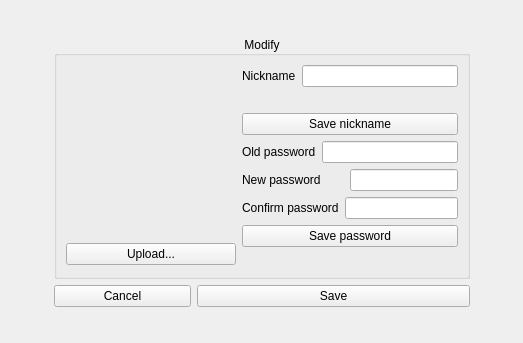
Qt form Client/modify.ui (PolitoTeam/Scriba) before a commit.
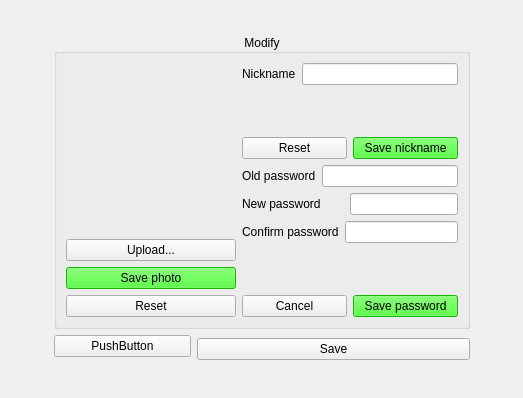
The same form after that commit.

```diff
--- a/Client/modify.ui
+++ b/Client/modify.ui
@@ -7,7 +7,7 @@
     <x>0</x>
     <y>0</y>
     <width>523</width>
-    <height>343</height>
+    <height>398</height>
    </rect>
   </property>
   <property name="windowTitle">
@@ -16,19 +16,6 @@
   <layout class="QGridLayout" name="gridLayout_2">
    <item row="0" column="0">
     <layout class="QGridLayout" name="gridLayout">
-     <item row="4" column="1" colspan="3">
-      <spacer name="verticalSpacer_3">
-       <property name="orientation">
-        <enum>Qt::Vertical</enum>
-       </property>
-       <property name="sizeHint" stdset="0">
-        <size>
-         <width>20</width>
-         <height>40</height>
-        </size>
-       </property>
-      </spacer>
-     </item>
      <item row="1" column="1" colspan="3">
       <widget class="QGroupBox" name="groupBox">
        <property name="sizePolicy">
@@ -78,6 +65,23 @@
             </property>
            </widget>
           </item>
+          <item>
+           <widget class="QPushButton" name="pushButtonSavephoto">
+            <property name="styleSheet">
+             <string notr="true">background-color:rgb(33, 255, 6);</string>
+            </property>
+            <property name="text">
+             <string>Save photo</string>
+            </property>
+           </widget>
+          </item>
+          <item>
+           <widget class="QPushButton" name="pushButtonResetPhoto">
+            <property name="text">
+             <string>Reset</string>
+            </property>
+           </widget>
+          </item>
          </layout>
         </item>
         <item>
@@ -115,11 +119,31 @@
            </widget>
           </item>
           <item>
-           <widget class="QPushButton" name="pushSaveNickname">
-            <property name="text">
-             <string>Save nickname</string>
-            </property>
-           </widget>
+           <layout class="QHBoxLayout" name="horizontalLayout_3">
+            <item>
+             <widget class="QPushButton" name="pushButtonResetNickname">
+              <property name="text">
+               <string>Reset</string>
+              </property>
+              <property name="autoDefault">
+               <bool>true</bool>
+              </property>
+              <property name="default">
+               <bool>false</bool>
+              </property>
+             </widget>
+            </item>
+            <item>
+             <widget class="QPushButton" name="pushSaveNickname">
+              <property name="styleSheet">
+               <string notr="true">background-color:rgb(33, 255, 6);</string>
+              </property>
+              <property name="text">
+               <string>Save nickname</string>
+              </property>
+             </widget>
+            </item>
+           </layout>
           </item>
           <item>
            <layout class="QHBoxLayout" name="horizontalLayout_10">
@@ -181,13 +205,6 @@
             </item>
            </layout>
           </item>
-          <item>
-           <widget class="QPushButton" name="pushButtonSavePassword">
-            <property name="text">
-             <string>Save password</string>
-            </property>
-           </widget>
-          </item>
           <item>
            <widget class="QLabel" name="labelInfoPass">
             <property name="styleSheet">
@@ -199,37 +216,32 @@
             </property>
            </widget>
           </item>
+          <item>
+           <layout class="QHBoxLayout" name="horizontalLayout_4">
+            <item>
+             <widget class="QPushButton" name="pushButton">
+              <property name="text">
+               <string>Cancel</string>
+              </property>
+             </widget>
+            </item>
+            <item>
+             <widget class="QPushButton" name="pushButtonSavePassword">
+              <property name="styleSheet">
+               <string notr="true">background-color:rgb(33, 255, 6);</string>
+              </property>
+              <property name="text">
+               <string>Save password</string>
+              </property>
+             </widget>
+            </item>
+           </layout>
+          </item>
          </layout>
         </item>
        </layout>
       </widget>
      </item>
-     <item row="2" column="1" rowspan="2">
-      <widget class="QPushButton" name="pushButtonCancel">
-       <property name="text">
-        <string>Cancel</string>
-       </property>
-       <property name="autoDefault">
-        <bool>true</bool>
-       </property>
-       <property name="default">
-        <bool>false</bool>
-       </property>
-      </widget>
-     </item>
-     <item row="1" column="4">
-      <spacer name="horizontalSpacer_2">
-       <property name="orientation">
-        <enum>Qt::Horizontal</enum>
-       </property>
-       <property name="sizeHint" stdset="0">
-        <size>
-         <width>40</width>
-         <height>20</height>
-        </size>
-       </property>
-      </spacer>
-     </item>
      <item row="0" column="1" colspan="3">
       <spacer name="verticalSpacer_4">
        <property name="orientation">
@@ -243,6 +255,32 @@
        </property>
       </spacer>
      </item>
+     <item row="1" column="4">
+      <spacer name="horizontalSpacer_2">
+       <property name="orientation">
+        <enum>Qt::Horizontal</enum>
+       </property>
+       <property name="sizeHint" stdset="0">
+        <size>
+         <width>40</width>
+         <height>20</height>
+        </size>
+       </property>
+      </spacer>
+     </item>
+     <item row="4" column="1" colspan="3">
+      <spacer name="verticalSpacer_3">
+       <property name="orientation">
+        <enum>Qt::Vertical</enum>
+       </property>
+       <property name="sizeHint" stdset="0">
+        <size>
+         <width>20</width>
+         <height>40</height>
+        </size>
+       </property>
+      </spacer>
+     </item>
      <item row="1" column="0">
       <spacer name="horizontalSpacer">
        <property name="orientation">
@@ -269,6 +307,13 @@
        </property>
       </widget>
      </item>
+     <item row="2" column="1">
+      <widget class="QPushButton" name="pushButton_2">
+       <property name="text">
+        <string>PushButton</string>
+       </property>
+      </widget>
+     </item>
     </layout>
    </item>
   </layout>
```
